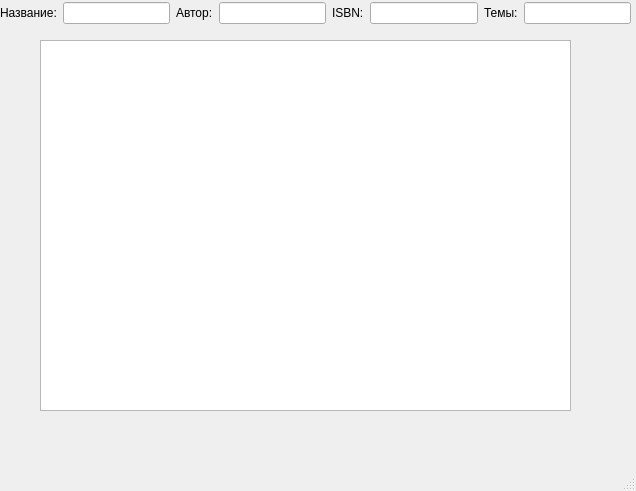
This is findbookwindow.ui in CheshireCat26/Library as Qt 5 draws it before an edit. The edited form follows.
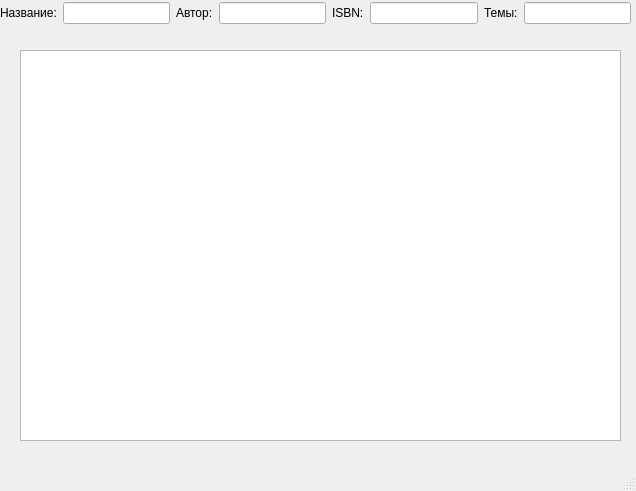
This is the edited form.

What changed in the file:
```diff
--- a/findbookwindow.ui
+++ b/findbookwindow.ui
@@ -82,13 +82,13 @@
      </item>
     </layout>
    </widget>
-   <widget class="QListWidget" name="listWidget">
+   <widget class="QTableWidget" name="tableWidget">
     <property name="geometry">
      <rect>
-      <x>40</x>
-      <y>40</y>
-      <width>531</width>
-      <height>371</height>
+      <x>20</x>
+      <y>50</y>
+      <width>601</width>
+      <height>391</height>
      </rect>
     </property>
    </widget>
```
